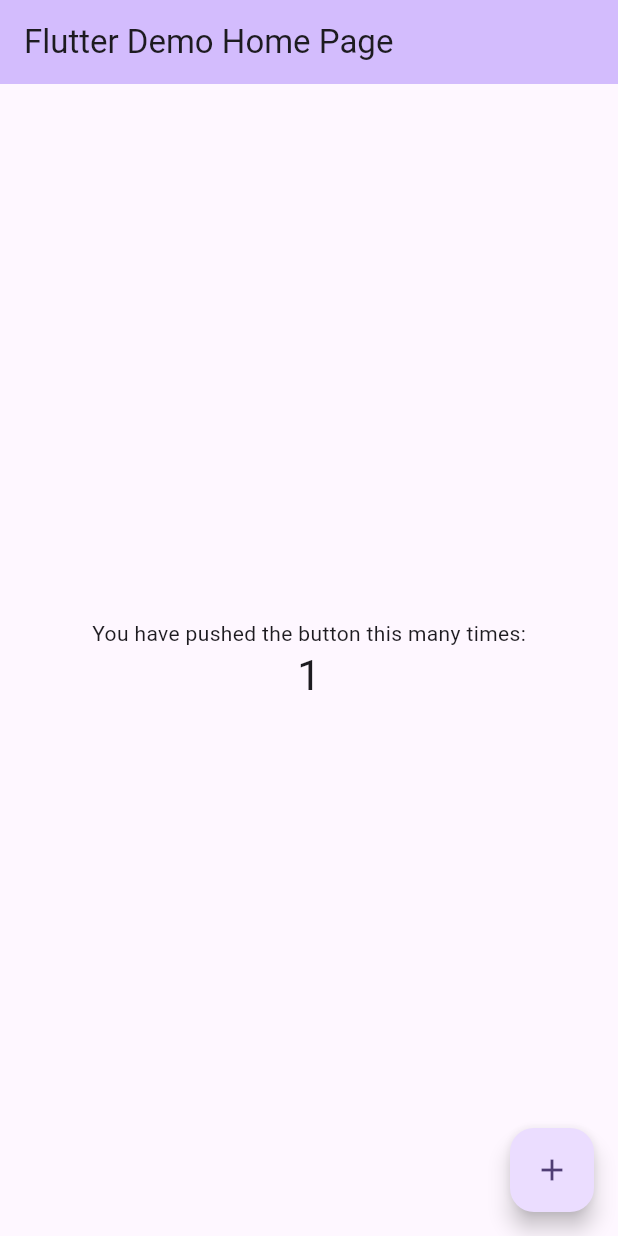
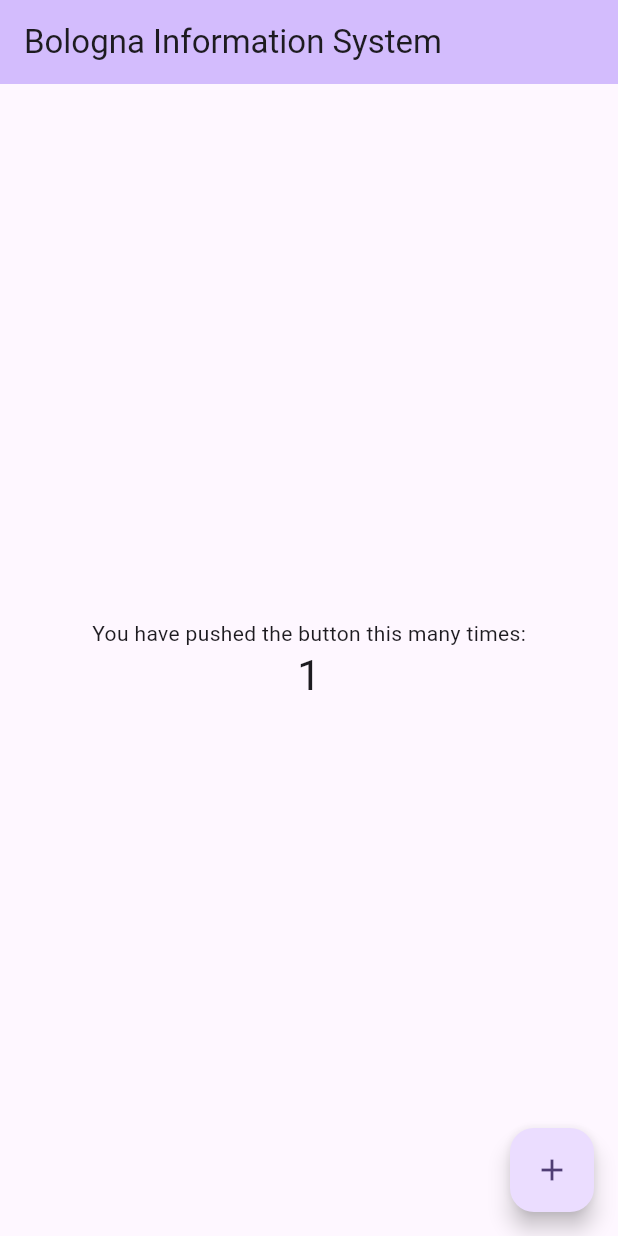
Before and after one commit to could-ai/019971a2-8666-7089-9fdc-f2de3dba344e, a Flutter app: the screen it shows after launch, after a tap on the "add" icon, on a phone screen of 412 x 824 dp. Run offline on Flutter 3.47's test engine with Material 3 defaults, Android fonts, the phone set to English and light mode, and no system bars.

Commit message:
Updated the pubspec.yaml to change the app description to 'Bologna Information System' and added the ministry.png image as an asset under assets/images/ministry.png, enabling it to be used in the Flutter app for the splash screen logo.; Completely replaced the main.dart file to implement a custom splash screen that replicates the HTML design, including an animated circular logo with drop shadow, styled title text, and animated loading dots; set the app title to 'Bologna Information System'; and configured the app to show the splash screen first before navigating to the home page after 3 seconds. The SplashScreen uses AnimationController for the logo's pulsing shadow effect, and LoadingDots widget animates three dots with staggered opacity changes. This replaces the default Flutter counter demo with a professional-looking splash screen matching the provided HTML structure.

```diff
--- a/usr/lib/main.dart
+++ b/usr/lib/main.dart
@@ -1,4 +1,5 @@
 import 'package:flutter/material.dart';
+import 'dart:async';
 
 void main() {
   runApp(const MyApp());
@@ -11,42 +12,158 @@ class MyApp extends StatelessWidget {
   @override
   Widget build(BuildContext context) {
     return MaterialApp(
-      title: 'Flutter Demo',
+      title: 'Bologna Information System',
       debugShowCheckedModeBanner: false,
       theme: ThemeData(
-        // This is the theme of your application.
-        //
-        // TRY THIS: Try running your application with "flutter run". You'll see
-        // the application has a purple toolbar. Then, without quitting the app,
-        // try changing the seedColor in the colorScheme below to Colors.green
-        // and then invoke "hot reload" (save your changes or press the "hot
-        // reload" button in a Flutter-supported IDE, or press "r" if you used
-        // the command line to start the app).
-        //
-        // Notice that the counter didn't reset back to zero; the application
-        // state is not lost during the reload. To reset the state, use hot
-        // restart instead.
-        //
-        // This works for code too, not just values: Most code changes can be
-        // tested with just a hot reload.
         colorScheme: ColorScheme.fromSeed(seedColor: Colors.deepPurple),
       ),
-      home: const MyHomePage(title: 'Flutter Demo Home Page'),
+      home: const SplashScreen(),
+    );
+  }
+}
+
+class SplashScreen extends StatefulWidget {
+  const SplashScreen({super.key});
+
+  @override
+  State<SplashScreen> createState() => _SplashScreenState();
+}
+
+class _SplashScreenState extends State<SplashScreen> with SingleTickerProviderStateMixin {
+  late AnimationController _controller;
+  late Animation<double> _animation;
+
+  @override
+  void initState() {
+    super.initState();
+    _controller = AnimationController(
+      duration: const Duration(seconds: 2),
+      vsync: this,
+    )..repeat(reverse: true);
+    _animation = Tween<double>(begin: 0, end: 200).animate(_controller);
+    Timer(const Duration(seconds: 3), () {
+      if (mounted) {
+        Navigator.of(context).pushReplacement(
+          MaterialPageRoute(builder: (_) => const MyHomePage(title: 'Bologna Information System')),
+        );
+      }
+    });
+  }
+
+  @override
+  void dispose() {
+    _controller.dispose();
+    super.dispose();
+  }
+
+  @override
+  Widget build(BuildContext context) {
+    return Scaffold(
+      backgroundColor: Colors.white,
+      body: Center(
+        child: Column(
+          mainAxisAlignment: MainAxisAlignment.center,
+          children: <Widget>[
+            AnimatedBuilder(
+              animation: _animation,
+              builder: (context, child) {
+                return Container(
+                  width: 300,
+                  height: 300,
+                  decoration: BoxDecoration(
+                    shape: BoxShape.circle,
+                    image: const DecorationImage(
+                      image: AssetImage('assets/images/ministry.png'),
+                      fit: BoxFit.cover,
+                    ),
+                    boxShadow: [
+                      BoxShadow(
+                        color: const Color(0xFF5d87ff),
+                        blurRadius: _animation.value,
+                        spreadRadius: 0,
+                      ),
+                    ],
+                  ),
+                );
+              },
+            ),
+            const SizedBox(height: 16),
+            const Text(
+              'Bologna Information System',
+              style: TextStyle(
+                fontWeight: FontWeight.w900,
+                fontSize: 28,
+                color: Color(0xFF1C3B6A),
+              ),
+              textAlign: TextAlign.center,
+            ),
+            const SizedBox(height: 32),
+            const LoadingDots(),
+          ],
+        ),
+      ),
+    );
+  }
+}
+
+class LoadingDots extends StatefulWidget {
+  const LoadingDots({super.key});
+
+  @override
+  State<LoadingDots> createState() => _LoadingDotsState();
+}
+
+class _LoadingDotsState extends State<LoadingDots> with TickerProviderStateMixin {
+  late List<AnimationController> _controllers;
+  late List<Animation<double>> _animations;
+
+  @override
+  void initState() {
+    super.initState();
+    _controllers = List.generate(3, (index) => AnimationController(
+      duration: const Duration(milliseconds: 600),
+      vsync: this,
+    ));
+    _animations = _controllers.map((controller) => Tween<double>(begin: 0.3, end: 1.0).animate(controller)).toList();
+    for (int i = 0; i < 3; i++) {
+      Future.delayed(Duration(milliseconds: i * 200), () {
+        _controllers[i].repeat(reverse: true);
+      });
+    }
+  }
+
+  @override
+  void dispose() {
+    for (var controller in _controllers) {
+      controller.dispose();
+    }
+    super.dispose();
+  }
+
+  @override
+  Widget build(BuildContext context) {
+    return Row(
+      mainAxisAlignment: MainAxisAlignment.center,
+      children: List.generate(3, (index) => AnimatedBuilder(
+        animation: _animations[index],
+        builder: (context, child) {
+          return Container(
+            margin: const EdgeInsets.symmetric(horizontal: 4),
+            width: 12,
+            height: 12,
+            decoration: BoxDecoration(
+              color: Colors.grey.withOpacity(_animations[index].value),
+              shape: BoxShape.circle,
+            ),
+          );
+        },
+      )),
     );
   }
 }
 
 class MyHomePage extends StatefulWidget {
   const MyHomePage({super.key, required this.title});
-
-  // This widget is the home page of your application. It is stateful, meaning
-  // that it has a State object (defined below) that contains fields that affect
-  // how it looks.
-
-  // This class is the configuration for the state. It holds the values (in this
-  // case the title) provided by the parent (in this case the App widget) and
-  // used by the build method of the State. Fields in a Widget subclass are
-  // always marked "final".
 
   final String title;
 
@@ -59,50 +176,19 @@ class _MyHomePageState extends State<MyHomePage> {
 
   void _incrementCounter() {
     setState(() {
-      // This call to setState tells the Flutter framework that something has
-      // changed in this State, which causes it to rerun the build method below
-      // so that the display can reflect the updated values. If we changed
-      // _counter without calling setState(), then the build method would not be
-      // called again, and so nothing would appear to happen.
       _counter++;
     });
   }
 
   @override
   Widget build(BuildContext context) {
-    // This method is rerun every time setState is called, for instance as done
-    // by the _incrementCounter method above.
-    //
-    // The Flutter framework has been optimized to make rerunning build methods
-    // fast, so that you can just rebuild anything that needs updating rather
-    // than having to individually change instances of widgets.
     return Scaffold(
       appBar: AppBar(
-        // TRY THIS: Try changing the color here to a specific color (to
-        // Colors.amber, perhaps?) and trigger a hot reload to see the AppBar
-        // change color while the other colors stay the same.
         backgroundColor: Theme.of(context).colorScheme.inversePrimary,
-        // Here we take the value from the MyHomePage object that was created by
-        // the App.build method, and use it to set our appbar title.
         title: Text(widget.title),
       ),
       body: Center(
-        // Center is a layout widget. It takes a single child and positions it
-        // in the middle of the parent.
         child: Column(
-          // Column is also a layout widget. It takes a list of children and
-          // arranges them vertically. By default, it sizes itself to fit its
-          // children horizontally, and tries to be as tall as its parent.
-          //
-          // Column has various properties to control how it sizes itself and
-          // how it positions its children. Here we use mainAxisAlignment to
-          // center the children vertically; the main axis here is the vertical
-          // axis because Columns are vertical (the cross axis would be
-          // horizontal).
-          //
-          // TRY THIS: Invoke "debug painting" (choose the "Toggle Debug Paint"
-          // action in the IDE, or press "p" in the console), to see the
-          // wireframe for each widget.
           mainAxisAlignment: MainAxisAlignment.center,
           children: <Widget>[
             const Text('You have pushed the button this many times:'),
@@ -114,7 +200,7 @@ class _MyHomePageState extends State<MyHomePage> {
         onPressed: _incrementCounter,
         tooltip: 'Increment',
         child: const Icon(Icons.add),
-      ), // This trailing comma makes auto-formatting nicer for build methods.
+      ),
     );
   }
 }
```
Also changed, not shown: usr/pubspec.yaml (+4 -5 lines).
